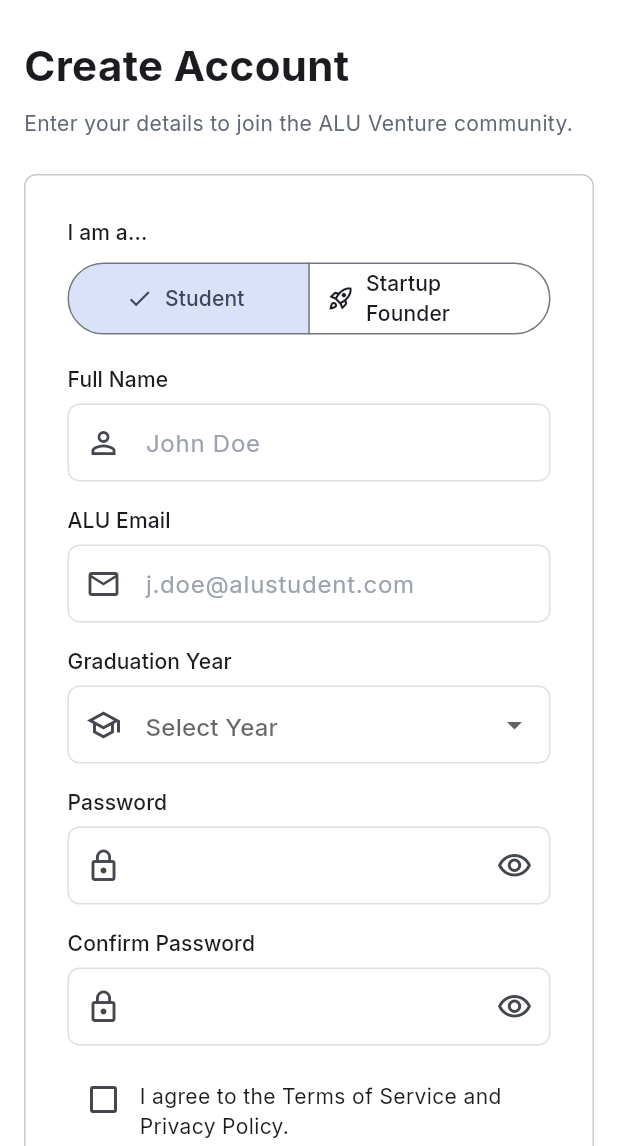
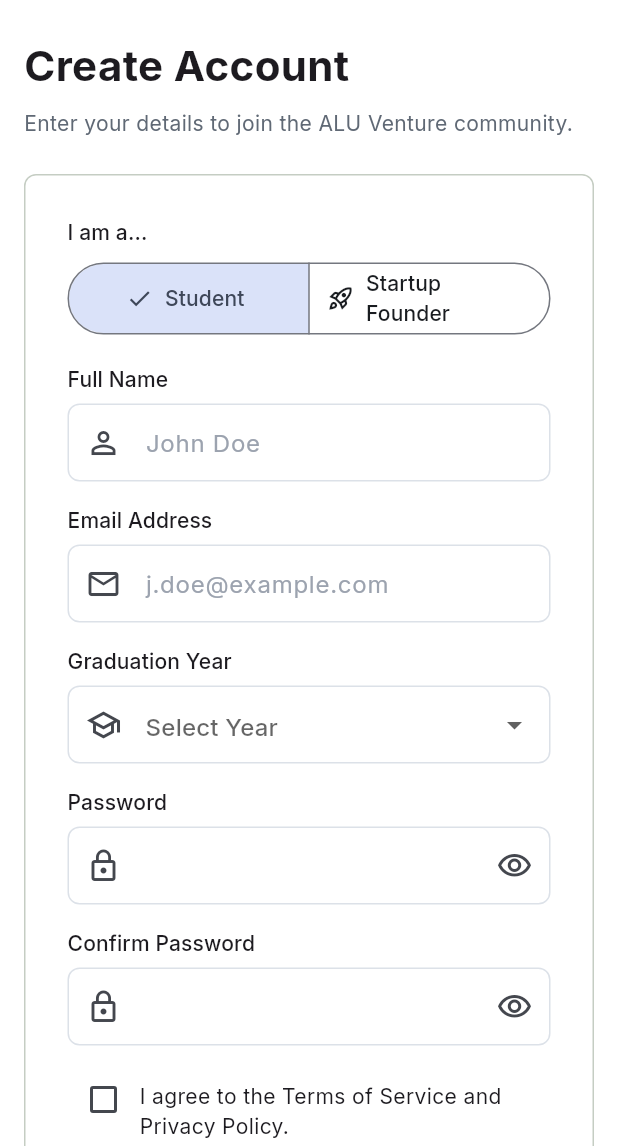
Before and after one commit to N-Maurice/ALU-Internship-seeker_v2, a Flutter app: the SignupScreen screen opened by its route, on a phone screen of 412 x 824 dp, the part 90-1236 px from its top. Run offline on Flutter 3.47's test engine with Material 3 defaults, Android fonts, the phone set to English and light mode, and no system bars; our stand-ins replace cached_network_image, cloud_firestore, firebase_auth, firebase_core, flutter_riverpod, flutter_svg and 5 more; accounts and stored records are empty.

Commit message:
fix remove validators in email

```diff
--- a/lib/core/constants/app_constants.dart
+++ b/lib/core/constants/app_constants.dart
@@ -22,7 +22,4 @@
   static const lg = 12.0;
 }
 
-/// Domains allowed to sign up as students, matching the PDF's ALU email requirement.
-const kAllowedEmailDomains = ['alustudent.com', 'alueducation.com', 'alueducation.org'];
-
 const kGraduationYears = [2024, 2025, 2026, 2027, 2028, 2029];
--- a/lib/features/authentication/screens/login_screen.dart
+++ b/lib/features/authentication/screens/login_screen.dart
@@ -109,7 +109,7 @@
                           CustomTextField(
                             label: 'Email Address',
                             controller: _emailController,
-                            hint: 'student@alueducation.com',
+                            hint: 'you@example.com',
                             icon: Icons.mail_outline,
                             keyboardType: TextInputType.emailAddress,
                             validator: Validators.email,
--- a/lib/features/authentication/screens/signup_screen.dart
+++ b/lib/features/authentication/screens/signup_screen.dart
@@ -134,12 +134,12 @@
                           ),
                           const SizedBox(height: 16),
                           CustomTextField(
-                            label: 'ALU Email',
+                            label: 'Email Address',
                             controller: _emailController,
-                            hint: 'j.doe@alustudent.com',
+                            hint: 'j.doe@example.com',
                             icon: Icons.mail_outline,
                             keyboardType: TextInputType.emailAddress,
-                            validator: Validators.aluEmail,
+                            validator: Validators.email,
                           ),
                           if (_role == UserRole.student) ...[
                             const SizedBox(height: 16),
--- a/lib/features/profile/screens/profile_screen.dart
+++ b/lib/features/profile/screens/profile_screen.dart
@@ -140,7 +140,7 @@
       context: context,
       builder: (context) => AlertDialog(
         title: const Text('Log out?'),
-        content: const Text('You can sign back in anytime with your ALU email.'),
+        content: const Text('You can sign back in anytime with your email.'),
         actions: [
           TextButton(onPressed: () => context.pop(false), child: const Text('Cancel')),
           FilledButton(onPressed: () => context.pop(true), child: const Text('Log Out')),
```
Also changed, not shown: lib/core/utilities/validators.dart (+0 -14 lines), lib/features/authentication/providers/auth_provider.dart (+4 -17 lines), 1 other file.
